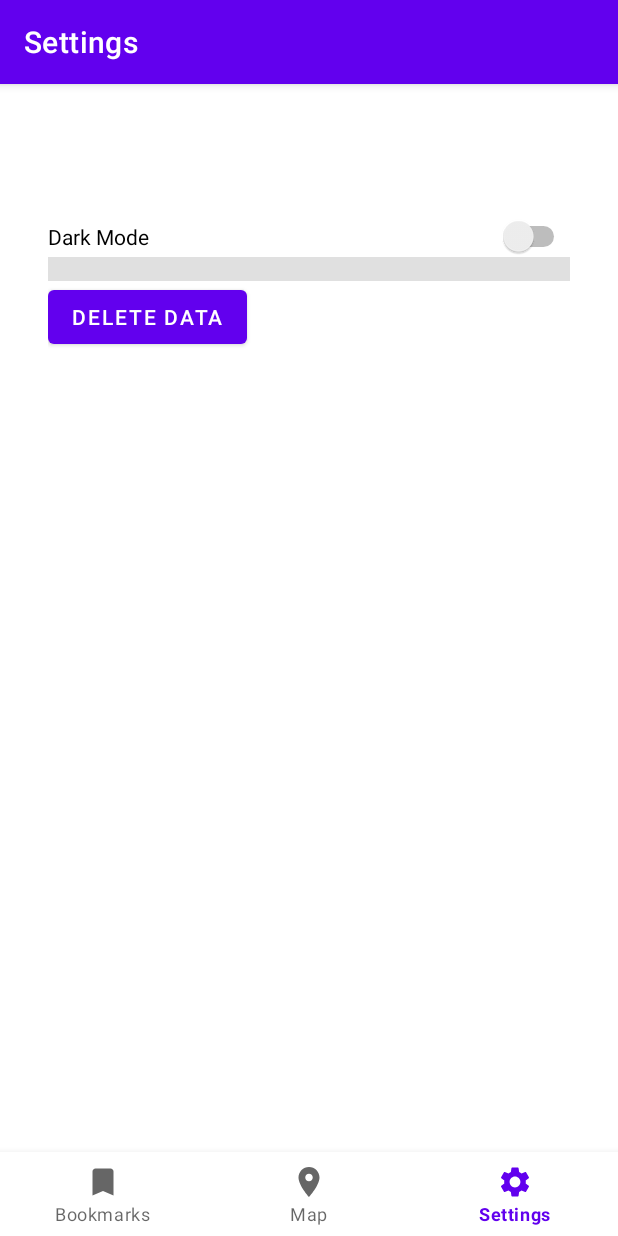
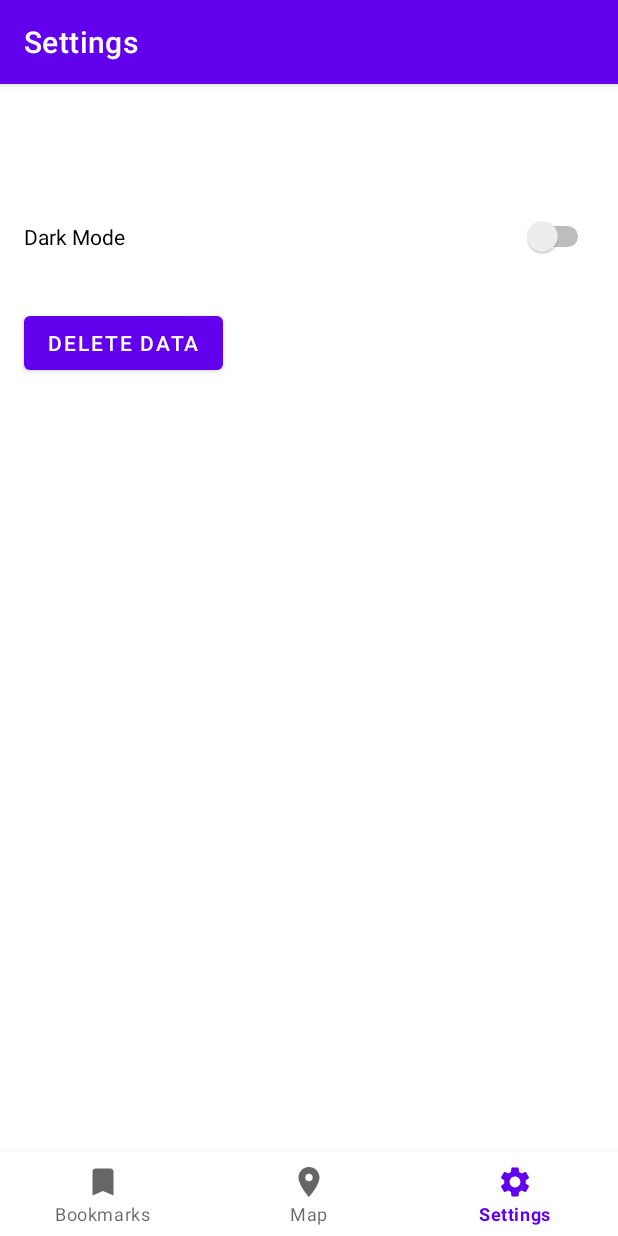
Before and after one commit to shayan-mk/AndroidMapSH, an Android app: the SettingsFragment screen opened through its navigation route, on a phone screen of 412 x 824 dp. Run offline under Robolectric (Android 15) with nearby library versions, the phone set to English and light mode, and no system bars; our stand-ins replace Room's generated code, navigation-ui; libraries missing offline, so code that uses them is left out: com.mapbox.android, com.mapbox.mapboxsdk; 20 statements that could not run were skipped.

Commit message:
MapFragment xml

```diff
--- a/app/src/main/java/com/example/androidmapsh/MainActivity.java
+++ b/app/src/main/java/com/example/androidmapsh/MainActivity.java
@@ -133,7 +133,6 @@ public class MainActivity extends AppCompatActivity {
         SharedPreferences appSettingsPref = getSharedPreferences("AppSettingsPrefs", 0);
         settingsVM.setSharedPreferences(appSettingsPref);
 
-        SharedPreferences.Editor editor = appSettingsPref.edit();
         Boolean isNightMode = appSettingsPref.getBoolean("NightMode", false);
 
         if(isNightMode){
--- a/app/src/main/java/com/example/androidmapsh/ui/map/RecommendationListAdapter.java
+++ b/app/src/main/java/com/example/androidmapsh/ui/map/RecommendationListAdapter.java
@@ -73,7 +73,7 @@ public class RecommendationListAdapter extends RecyclerView.Adapter<Recommendati
         Location location = recommendationList.get(position);
 
         holder.name.setText(location.getName());
-        holder.name.setTextSize(30);
+        holder.name.setTextSize(20);
         DecimalFormat df = new DecimalFormat();
         df.setMaximumFractionDigits(5);
 
--- a/app/src/main/res/layout/fragment_settings.xml
+++ b/app/src/main/res/layout/fragment_settings.xml
@@ -1,36 +1,44 @@
 <?xml version="1.0" encoding="utf-8"?>
-<LinearLayout xmlns:android="http://schemas.android.com/apk/res/android"
+
+<androidx.constraintlayout.widget.ConstraintLayout
+    xmlns:android="http://schemas.android.com/apk/res/android"
+    xmlns:app="http://schemas.android.com/apk/res-auto"
     xmlns:tools="http://schemas.android.com/tools"
     android:layout_width="match_parent"
-    android:layout_height="wrap_content"
-    android:padding="16dp"
-    android:dividerPadding="16dp"
-    android:layout_margin="16dp"
-    android:orientation="vertical">
+    android:layout_height="match_parent"
+    android:layout_weight="1">
 
     <Switch
         android:id="@+id/dark_mode_switch"
         android:layout_width="match_parent"
         android:layout_height="wrap_content"
+        android:layout_marginStart="16dp"
+        android:layout_marginLeft="16dp"
+        android:layout_marginTop="32dp"
+        android:layout_marginEnd="16dp"
+        android:layout_marginRight="16dp"
         android:layout_weight="1"
+        android:checked="false"
         android:text="@string/dark_mode"
-        android:checked="false"
         android:textOff="@string/off"
         android:textOn="@string/on"
+        app:layout_constraintEnd_toEndOf="parent"
+        app:layout_constraintHorizontal_bias="0.0"
+        app:layout_constraintStart_toStartOf="parent"
+        app:layout_constraintTop_toTopOf="parent"
         tools:ignore="UseSwitchCompatOrMaterialXml" />
-
-    <View
-        android:id="@+id/divider"
-        android:layout_width="match_parent"
-        android:layout_height="16dp"
-        android:layout_weight="1"
-        android:background="?android:attr/listDivider" />
 
     <Button
         android:id="@+id/truncate_button"
         android:layout_width="wrap_content"
         android:layout_height="wrap_content"
+        android:layout_marginTop="10dp"
         android:layout_weight="1"
-        android:text="@string/delete_data" />
-
-</LinearLayout>
+        android:text="@string/delete_data"
+        app:layout_constraintBottom_toBottomOf="parent"
+        app:layout_constraintEnd_toEndOf="parent"
+        app:layout_constraintHorizontal_bias="0.057"
+        app:layout_constraintStart_toStartOf="parent"
+        app:layout_constraintTop_toBottomOf="@+id/dark_mode_switch"
+        app:layout_constraintVertical_bias="0.039" />
+</androidx.constraintlayout.widget.ConstraintLayout>
```
Also changed, not shown: app/src/main/res/layout/bookmark_item.xml (+3 -5 lines), app/src/main/res/layout/fragment_map.xml (+41 -28 lines), app/src/main/res/layout/rounded_layout.xml (added, +9 -0 lines).
